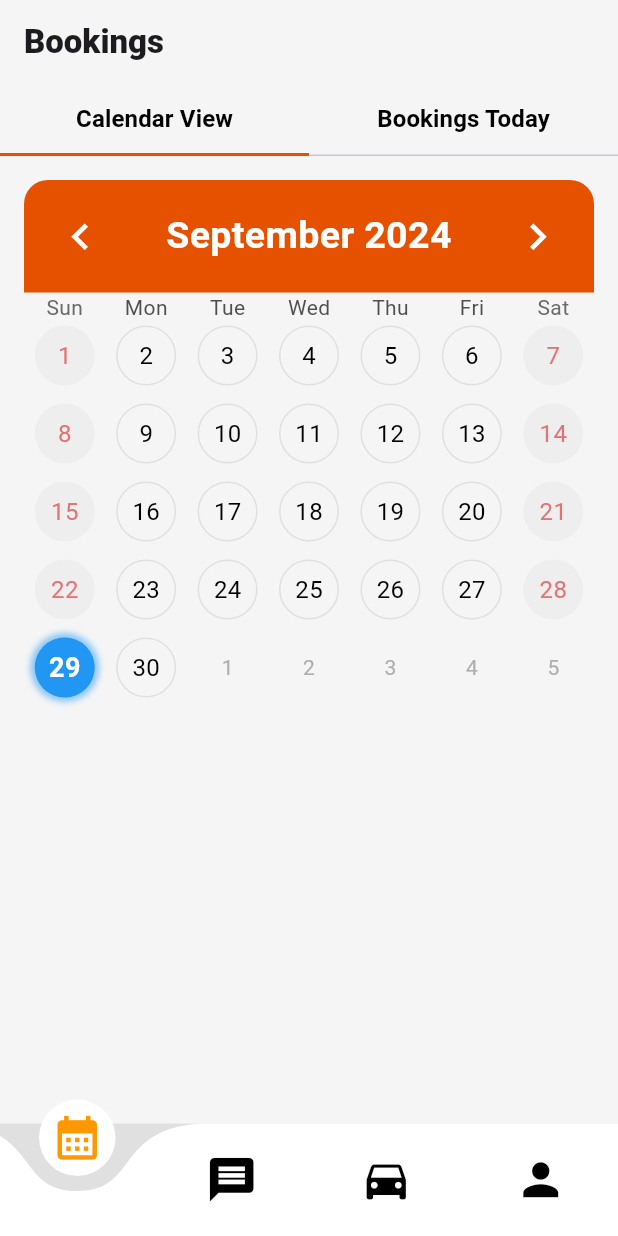
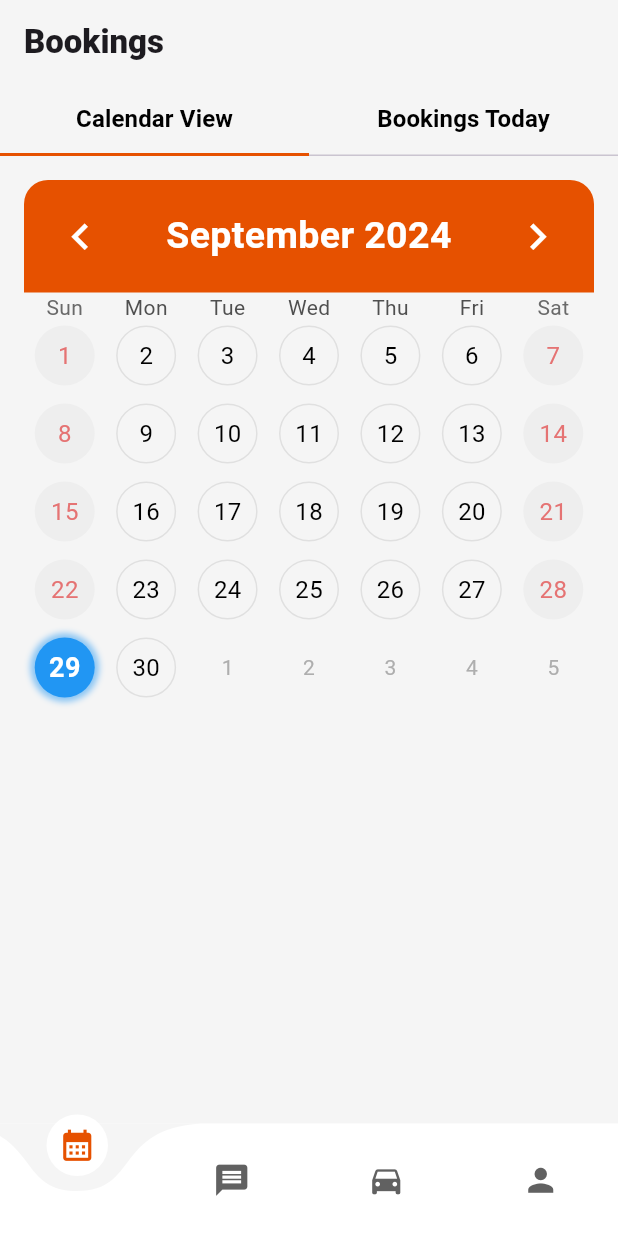
Before and after one commit to TechPyllars2024/AutoCareAutomotive, a Flutter app: the Navbar screen opened directly, on a phone screen of 412 x 824 dp. Run offline on Flutter 3.47's test engine with Material 3 defaults, Android fonts, the phone set to English and light mode, and no system bars; drawn by our look-alikes of curved_navigation_bar, table_calendar; our stand-ins replace carousel_slider, cloud_firestore, file_picker, firebase_auth, firebase_core, firebase_storage and 6 more; missing offline and left inert: flutter_pannable_rating_bar, flutter_pdfview; accounts and stored records are empty.

Commit message:
update: navigation bar

```diff
--- a/lib/Navigation Bar/navbar.dart
+++ b/lib/Navigation Bar/navbar.dart
@@ -29,15 +29,16 @@ class _NavbarState extends State<Navbar> {
   @override
   Widget build(BuildContext context) {
     return Scaffold(
+      backgroundColor: Colors.white,
       bottomNavigationBar: CurvedNavigationBar(
-        backgroundColor: Colors.grey.shade300, // Ensure CurvedNavigationBar background is also transparent
+        backgroundColor: Colors.grey.shade100,
 
         key: _bottomNavigationKey,
         items: <Widget>[
-          Icon(Icons.calendar_month, size: 35, color: _page == 0 ? Colors.orange : Colors.black),
-          Icon(Icons.message, size: 35, color: _page == 1 ? Colors.orange : Colors.black),
-          Icon(Icons.directions_car, size: 35, color: _page == 2 ? Colors.orange : Colors.black),
-          Icon(Icons.person, size: 35, color: _page == 3 ? Colors.orange : Colors.black),
+          Icon(Icons.calendar_month, size: 25, color: _page == 0 ? Colors.orange.shade900 : Colors.grey.shade700),
+          Icon(Icons.message, size: 25, color: _page == 1 ? Colors.orange.shade900 : Colors.grey.shade700),
+          Icon(Icons.directions_car, size: 25, color: _page == 2 ? Colors.orange.shade900 : Colors.grey.shade700),
+          Icon(Icons.person, size: 25, color: _page == 3 ? Colors.orange.shade900 : Colors.grey.shade700),
         ],
         onTap: (index) {
           setState(() {
```
